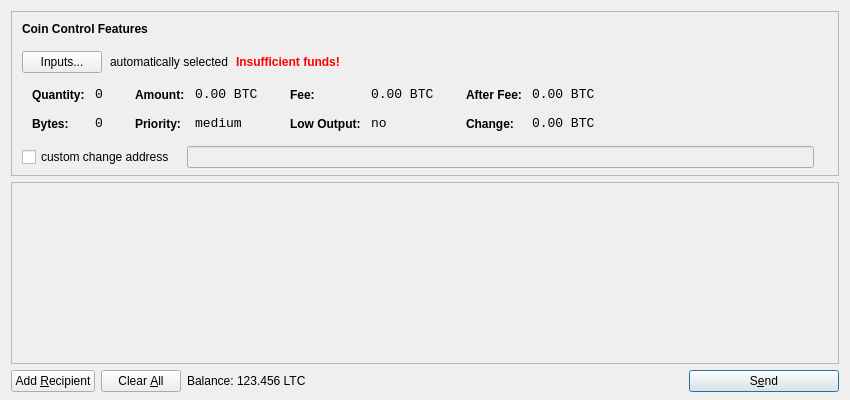
MystPhysX/HNC, file src/qt/forms/sendcoinsdialog.ui: the form before one commit.
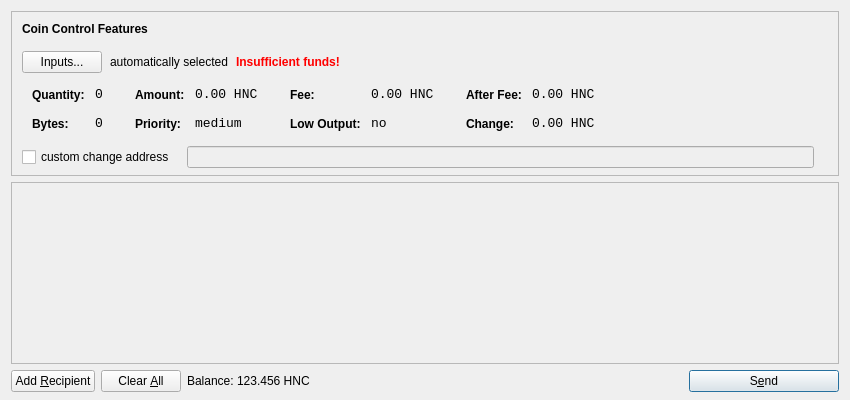
The form after the commit. Icons and pictures are not drawn.

What changed in the file:
```diff
--- a/src/qt/forms/sendcoinsdialog.ui
+++ b/src/qt/forms/sendcoinsdialog.ui
@@ -321,7 +321,7 @@
                   <enum>Qt::ActionsContextMenu</enum>
                  </property>
                  <property name="text">
-                  <string notr="true">0.00 BTC</string>
+                  <string notr="true">0.00 HNC</string>
                  </property>
                  <property name="textInteractionFlags">
                   <set>Qt::LinksAccessibleByMouse|Qt::TextSelectableByKeyboard|Qt::TextSelectableByMouse</set>
@@ -407,7 +407,7 @@
                   <enum>Qt::ActionsContextMenu</enum>
                  </property>
                  <property name="text">
-                  <string notr="true">0.00 BTC</string>
+                  <string notr="true">0.00 HNC</string>
                  </property>
                  <property name="textInteractionFlags">
                   <set>Qt::LinksAccessibleByMouse|Qt::TextSelectableByKeyboard|Qt::TextSelectableByMouse</set>
@@ -493,7 +493,7 @@
                   <enum>Qt::ActionsContextMenu</enum>
                  </property>
                  <property name="text">
-                  <string notr="true">0.00 BTC</string>
+                  <string notr="true">0.00 HNC</string>
                  </property>
                  <property name="textInteractionFlags">
                   <set>Qt::LinksAccessibleByMouse|Qt::TextSelectableByKeyboard|Qt::TextSelectableByMouse</set>
@@ -525,7 +525,7 @@
                   <enum>Qt::ActionsContextMenu</enum>
                  </property>
                  <property name="text">
-                  <string notr="true">0.00 BTC</string>
+                  <string notr="true">0.00 HNC</string>
                  </property>
                  <property name="textInteractionFlags">
                   <set>Qt::LinksAccessibleByMouse|Qt::TextSelectableByKeyboard|Qt::TextSelectableByMouse</set>
@@ -720,7 +720,7 @@
           <cursorShape>IBeamCursor</cursorShape>
          </property>
          <property name="text">
-          <string>123.456 LTC</string>
+          <string>123.456 HNC</string>
          </property>
          <property name="textInteractionFlags">
           <set>Qt::LinksAccessibleByMouse|Qt::TextSelectableByKeyboard|Qt::TextSelectableByMouse</set>
```
Left out of the diff: 8 changed lines with no effect on the pictures.
